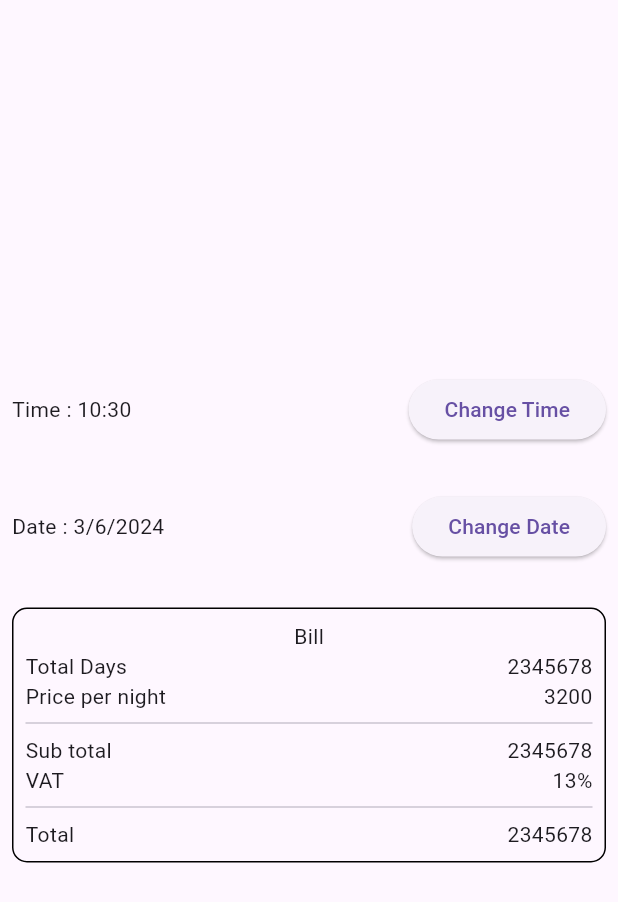
After one commit to shahrishav/number_game, a Flutter app: the BillingSystemScreen screen opened directly, on a phone screen of 412 x 824 dp. The commit adds this screen. Shown: the top 902 px of the screen. Run offline on Flutter 3.47's test engine with Material 3 defaults, Android fonts, the phone set to English and light mode, and no system bars.

Commit message:
update the code of class

```diff
--- /dev/null
+++ b/billing/lib/app/app.dart
@@ -0,0 +1,14 @@
+import 'package:billing/screen/billing_system.dart';
+import 'package:flutter/material.dart';
+
+class App extends StatelessWidget {
+  const App({super.key});
+
+  @override
+  Widget build(BuildContext context) {
+    return const MaterialApp(
+      debugShowCheckedModeBanner: false,
+      home: BillingSystemScreen(),
+    );
+  }
+}
--- /dev/null
+++ b/billing/lib/screen/billing_system.dart
@@ -0,0 +1,126 @@
+import 'package:flutter/material.dart';
+
+class BillingSystemScreen extends StatefulWidget {
+  const BillingSystemScreen({super.key});
+
+  @override
+  State<BillingSystemScreen> createState() => _BillingSystemScreenState();
+}
+
+class _BillingSystemScreenState extends State<BillingSystemScreen> {
+  TimeOfDay? time = TimeOfDay.now();
+  DateTime? date = DateTime.now();
+
+  @override
+  Widget build(BuildContext context) {
+    return Scaffold(
+      body: Padding(
+        padding: const EdgeInsets.all(8.0),
+        child: Column(
+          mainAxisAlignment: MainAxisAlignment.center,
+          children: [
+            Row(
+              children: [
+                Text(
+                  'Time : ${time!.hour}:${time!.minute}',
+                ),
+                const Spacer(),
+                ElevatedButton(
+                  onPressed: () async {
+                    TimeOfDay? newTime = await showTimePicker(
+                      context: context,
+                      initialTime: time!,
+                    );
+                    if (newTime != null) {
+                      setState(() {
+                        time = newTime;
+                      });
+                    }
+                  },
+                  child: const Text('Change Time'),
+                ),
+              ],
+            ),
+            const SizedBox(
+              height: 30,
+            ),
+            Row(
+              children: [
+                Text('Date : ${date!.day}/${date!.month}/${date!.year}'),
+                const Spacer(),
+                ElevatedButton(
+                  onPressed: () async {
+                    DateTime? newDate = await showDatePicker(
+                        context: context,
+                        initialDate: date!,
+                        firstDate: DateTime(2000),
+                        lastDate: DateTime(2050));
+                    if (newDate != null) {
+                      setState(() {
+                        date = newDate;
+                      });
+                    }
+                  },
+                  child: const Text('Change Date'),
+                ),
+              ],
+            ),
+            const SizedBox(
+              height: 30,
+            ),
+            Container(
+              alignment: Alignment.center,
+              decoration: BoxDecoration(
+                border: Border.all(color: Colors.black),
+                borderRadius: BorderRadius.circular(10.0),
+              ),
+              padding: const EdgeInsets.all(8.0),
+              child: const Column(
+                children: [
+                  Text("Bill"),
+                  Row(
+                    children: [
+                      Text("Total Days"),
+                      Spacer(),
+                      Text("2345678"),
+                    ],
+                  ),
+                  Row(
+                    children: [
+                      Text("Price per night"),
+                      Spacer(),
+                      Text("3200"),
+                    ],
+                  ),
+                  Divider(),
+                  Row(
+                    children: [
+                      Text("Sub total"),
+                      Spacer(),
+                      Text("2345678"),
+                    ],
+                  ),
+                  Row(
+                    children: [
+                      Text("VAT"),
+                      Spacer(),
+                      Text("13%"),
+                    ],
+                  ),
+                  Divider(),
+                  Row(
+                    children: [
+                      Text("Total "),
+                      Spacer(),
+                      Text("2345678"),
+                    ],
+                  ),
+                ],
+              ),
+            ),
+          ],
+        ),
+      ),
+    );
+  }
+}
--- a/student_management/lib/app/app.dart
+++ b/student_management/lib/app/app.dart
@@ -1,5 +1,6 @@
 import 'package:flutter/material.dart';
-import 'package:student_management/screens/chat_screen.dart';
+// import 'package:student_management/screens/chat_screen.dart';
+import 'package:student_management/screens/student_details_screen.dart';
 
 class App extends StatelessWidget {
   const App({super.key});
@@ -8,7 +9,7 @@
   Widget build(BuildContext context) {
     return const MaterialApp(
       debugShowCheckedModeBanner: false,
-      home: ChatScreen(),
+      home: StudentDetailsScreen(),
     );
   }
 }
--- a/student_management/pubspec.yaml
+++ b/student_management/pubspec.yaml
@@ -34,6 +34,8 @@
   # The following adds the Cupertino Icons font to your application.
   # Use with the CupertinoIcons class for iOS style icons.
   cupertino_icons: ^1.0.6
+  hive: ^2.2.3
+  hive_flutter: ^1.1.0
 
 dev_dependencies:
   flutter_test:
@@ -45,6 +47,8 @@
   # package. See that file for information about deactivating specific lint
   # rules and activating additional ones.
   flutter_lints: ^3.0.0
+  hive_generator: ^2.0.1
+  build_runner: ^2.4.10
 
 # For information on the generic Dart part of this file, see the
 # following page: https://dart.dev/tools/pub/pubspec
```
Also changed, not shown: billing/analysis_options.yaml (added, +28 -0 lines), billing/lib/main.dart (added, +7 -0 lines), billing/pubspec.yaml (added, +90 -0 lines), billing/pubspec.lock (added), student_management/pubspec.lock, 127 other files.
